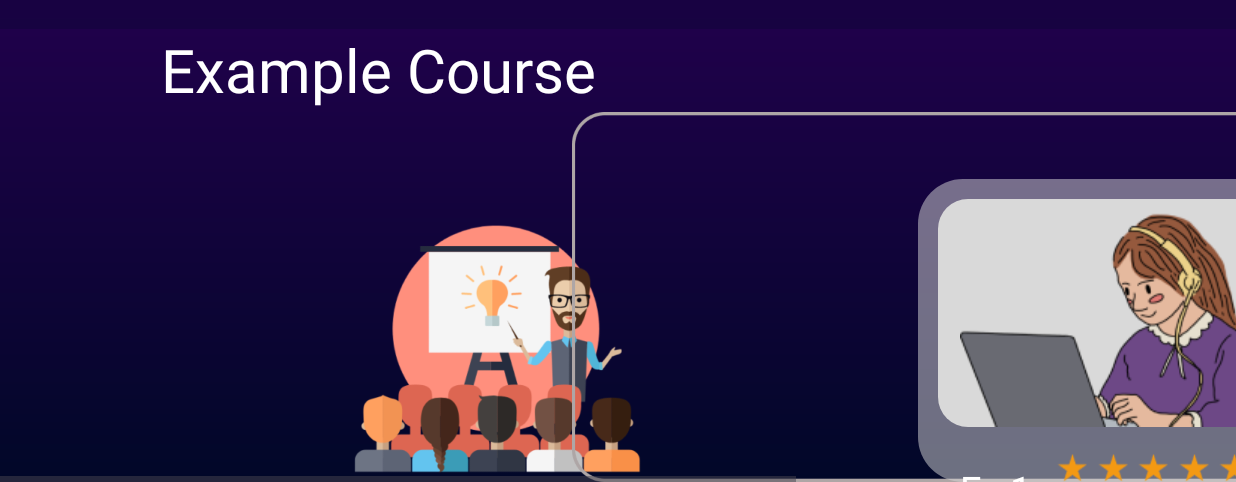
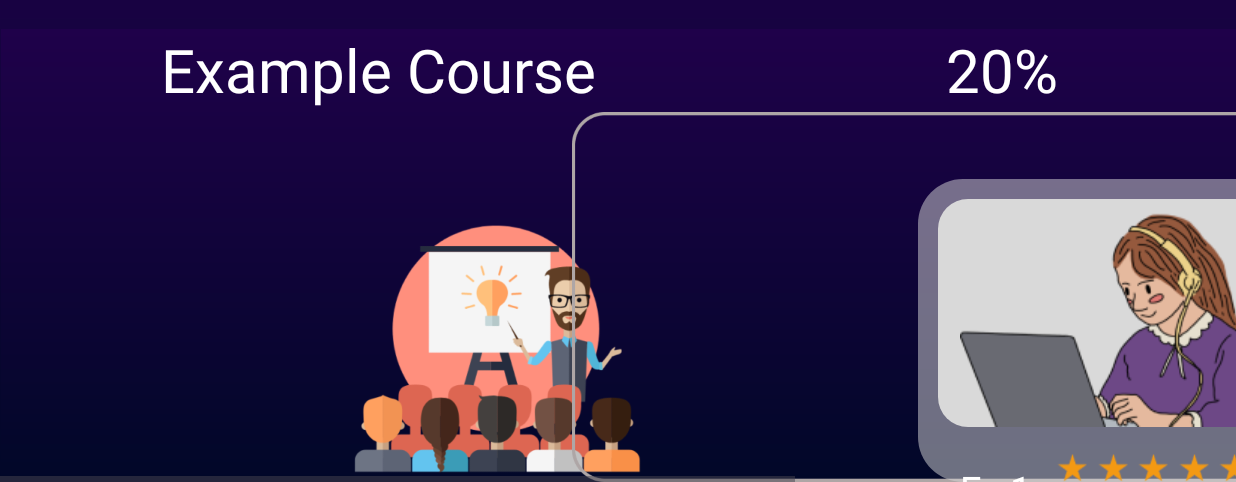
Before and after one commit to prithaxx/CodeLingo, an Android app: the cont_CourseOverview screen opened directly, with no data from a screen before it, on a phone screen of 824 x 412 dp (held sideways), the part 136-618 px from its top. Run offline under Robolectric (Android 15) with nearby library versions, the phone set to English and light mode, and no system bars.

Commit message:
implementation of the percentage of the course process
implementation of the percentage of the course process
including the logic, the UI and desgin

```diff
--- a/app/src/main/java/CodeLinguists/codelingo/dso/ChapterObj.java
+++ b/app/src/main/java/CodeLinguists/codelingo/dso/ChapterObj.java
@@ -5,4 +5,9 @@ public record ChapterObj( int id,
                         int courseId,
                         String description,
                         boolean isUnlocked,
-                        boolean isCompleted) {}
+                        boolean isCompleted) {
+    @Override
+    public boolean isCompleted() {
+        return isCompleted;
+    }
+}
--- a/app/src/main/java/CodeLinguists/codelingo/logic/AccountHandler.java
+++ b/app/src/main/java/CodeLinguists/codelingo/logic/AccountHandler.java
@@ -41,11 +41,6 @@ public class AccountHandler implements IAccountHandler {
         return account;
     }
 
-    @Override
-    public List<ChapterObj> getActiveCourseChapters() {
-        return null;
-    }
-
     private void updateSessionData(AccountObj account) {
         if (account != null) {
             sessionData.setActiveAccount(account);
--- a/app/src/main/java/CodeLinguists/codelingo/logic/IAccountHandler.java
+++ b/app/src/main/java/CodeLinguists/codelingo/logic/IAccountHandler.java
@@ -15,6 +15,4 @@ public interface IAccountHandler {
      * @param name - name of account to log into
      */
     AccountObj guestLogin(String name);
-
-    List<ChapterObj> getActiveCourseChapters();
 }
--- a/app/src/main/java/CodeLinguists/codelingo/logic/ISessionManager.java
+++ b/app/src/main/java/CodeLinguists/codelingo/logic/ISessionManager.java
@@ -1,5 +1,8 @@
 package CodeLinguists.codelingo.logic;
 
+import java.util.List;
+
+import CodeLinguists.codelingo.dso.ChapterObj;
 import CodeLinguists.codelingo.dso.CourseObj;
 
 public interface ISessionManager {
@@ -8,4 +11,6 @@ public interface ISessionManager {
     IQuizHandler startQuiz();
     CourseObj getActiveCourse();
     void setActiveChapter(int index);
+    List<ChapterObj> getActiveCourseChapters();
+    int calculateProgressPercentage(CourseObj course);
 }
--- a/app/src/main/java/CodeLinguists/codelingo/logic/SessionManager.java
+++ b/app/src/main/java/CodeLinguists/codelingo/logic/SessionManager.java
@@ -1,9 +1,11 @@
 package CodeLinguists.codelingo.logic;
 
+import java.util.ArrayList;
 import java.util.List;
 
 import CodeLinguists.codelingo.application.Services;
 import CodeLinguists.codelingo.dso.AccountObj;
+import CodeLinguists.codelingo.dso.ChapterObj;
 import CodeLinguists.codelingo.dso.CourseObj;
 import CodeLinguists.codelingo.dso.QuizObj;
 import CodeLinguists.codelingo.persistence.IQuizData;
@@ -56,7 +58,41 @@ public class SessionManager implements ISessionManager{
         chapterId=index;
     }
 
+    @Override
+    public List<ChapterObj> getActiveCourseChapters() {
+        List<ChapterObj> chapterList;
+
+        chapterList = new ArrayList<>();
+        chapterList.add(new ChapterObj(1, "Introduction to Java", 1, null, true, true));
+        chapterList.add(new ChapterObj(3, "Data Structures", 1, null, false, false));
+        chapterList.add(new ChapterObj(4, "Advanced Java Features", 2, null, false, false));
+        chapterList.add(new ChapterObj(5, "Concurrency in Java", 2, null, false, false));
+        chapterList.add(new ChapterObj(6, "Java Networking", 3, null, false, false));
+
+        return chapterList;
+    }
+
     private List<QuizObj> getQuiz() {
         return quizData.getQuizByChapterId(1);
     }
+
+    @Override
+    public int calculateProgressPercentage(CourseObj course) {
+        List<ChapterObj> listOfChapter = getActiveCourseChapters();
+
+        int totalChapters = listOfChapter.size();
+        int completedChapters = 0;
+
+        for (ChapterObj chapter : listOfChapter) {
+            if (chapter.isCompleted()) {
+                completedChapters++;
+            }
+        }
+
+        if (totalChapters == 0) return 0;
+
+        double doublePercent = (double) completedChapters / totalChapters;
+
+        return (int) (doublePercent * 100);
+    }
 }
--- a/app/src/main/java/CodeLinguists/codelingo/ui/cont_ChapterSummary.java
+++ b/app/src/main/java/CodeLinguists/codelingo/ui/cont_ChapterSummary.java
@@ -14,6 +14,9 @@ import CodeLinguists.codelingo.R;
 import CodeLinguists.codelingo.dso.ChapterObj;
 import CodeLinguists.codelingo.logic.AccountHandler;
 import CodeLinguists.codelingo.logic.IAccountHandler;
+import CodeLinguists.codelingo.logic.ISessionManager;
+import CodeLinguists.codelingo.logic.SessionManager;
+
 import android.widget.ImageView;
 import android.widget.Toast;
 
@@ -24,7 +27,7 @@ public class cont_ChapterSummary extends AppCompatActivity {
 
     private RecyclerView chapterListRecyclerView;
     private TextView chapterSummaryTextView;
-    private IAccountHandler accountHandler;
+    private ISessionManager sessionManager;
 
     @Override
     protected void onCreate(Bundle savedInstanceState) {
@@ -33,9 +36,9 @@ public class cont_ChapterSummary extends AppCompatActivity {
 
         chapterListRecyclerView = findViewById(R.id.chapterList);
         chapterSummaryTextView = findViewById(R.id.chapterSummary);
-        accountHandler = new AccountHandler();
+        sessionManager = new SessionManager();
 
-        List<ChapterObj> chapters = accountHandler.getActiveCourseChapters();
+        List<ChapterObj> chapters = sessionManager.getActiveCourseChapters();
 
         if (chapters == null || chapters.isEmpty()) {
             Toast.makeText(this, "No chapters available", Toast.LENGTH_LONG).show();
--- a/app/src/main/java/CodeLinguists/codelingo/ui/cont_CourseOverview.java
+++ b/app/src/main/java/CodeLinguists/codelingo/ui/cont_CourseOverview.java
@@ -9,6 +9,8 @@ import android.view.LayoutInflater;
 import android.view.View;
 import android.view.ViewGroup;
 import android.widget.TextView;
+
+import java.util.Locale;
 
 import CodeLinguists.codelingo.R;
 import CodeLinguists.codelingo.dso.CourseObj;
@@ -48,6 +50,10 @@ public class cont_CourseOverview extends Fragment {
         TextView tv = v.findViewById(R.id.placeholder_course);
         tv.setText(course!=null ? course.name() : "Select a course");
 
+        TextView tvProgressPercentage = v.findViewById(R.id.progress_percentage);
+        int progressPercentage = sessionManager.calculateProgressPercentage(course);
+        tvProgressPercentage.setText(String.format(Locale.getDefault(), "%d%%", progressPercentage));
+
         View b = v.findViewById(R.id.rectangle_1);
         b.setOnClickListener(this::tileOnclick0);
         b = v.findViewById(R.id.rectangle_2);
--- a/app/src/main/res/layout/fragment_course_overview.xml
+++ b/app/src/main/res/layout/fragment_course_overview.xml
@@ -313,6 +313,18 @@
             android:textColor="@color/loren_ipsum_color"
             android:textSize="50sp" />
 
+        <TextView
+            android:id="@+id/progress_percentage"
+            android:layout_width="216dp"
+            android:text="0%"
+            android:layout_height="57dp"
+            android:layout_alignParentEnd="true"
+            android:layout_marginStart="2dp"
+            android:layout_marginEnd="434dp"
+            android:layout_toEndOf="@+id/placeholder_course"
+            android:textColor="#FFFF"
+            android:textSize="40sp" />
+
 
     </RelativeLayout>
 
```
